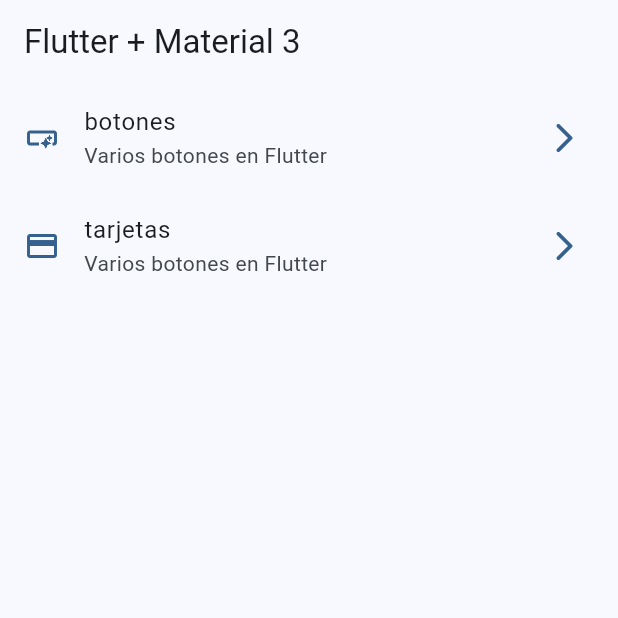
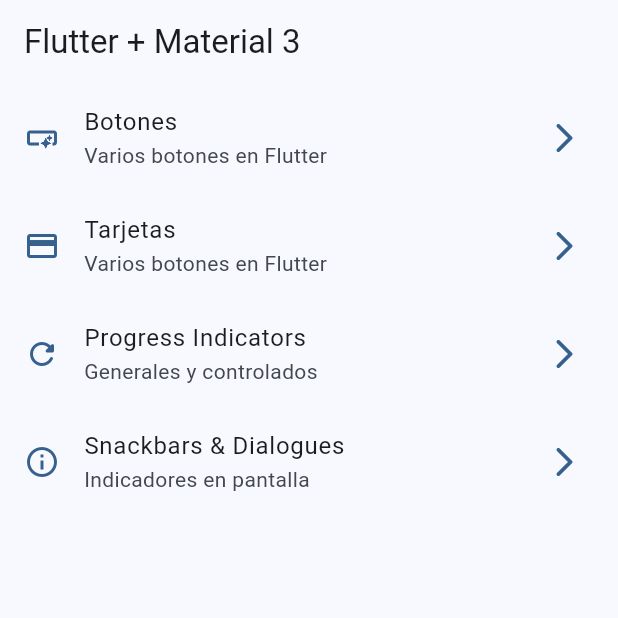
Before and after one commit to masmariuss/widgets_app, a Flutter app: the screen it shows after launch, on a phone screen of 412 x 824 dp, the top half of it. Run offline on Flutter 3.47's test engine with Material 2 defaults, Android fonts, the phone set to English and light mode, and no system bars; our stand-ins replace go_router.

Commit message:
snackbar & dialogues finished

```diff
--- a/lib/config/theme/menu/menu_items.dart
+++ b/lib/config/theme/menu/menu_items.dart
@@ -17,17 +17,31 @@ class MenuItem {
 const appMenuItems = <MenuItem>[
 
   MenuItem(
-    title: 'botones',
+    title: 'Botones',
     subTitle: 'Varios botones en Flutter',
     link: '/buttons',
     icon: Icons.smart_button_outlined
   ),
 
   MenuItem(
-    title: 'tarjetas',
+    title: 'Tarjetas',
     subTitle: 'Varios botones en Flutter',
     link: '/cards',
     icon: Icons.credit_card
   ),
 
+  MenuItem(
+    title: 'Progress Indicators',
+    subTitle: 'Generales y controlados',
+    link: '/progress',
+    icon: Icons.refresh_rounded
+  ),
+
+  MenuItem(
+    title: 'Snackbars & Dialogues',
+    subTitle: 'Indicadores en pantalla',
+    link: '/snackbars',
+    icon: Icons.info_outline
+  ),
+
 ];
--- a/lib/config/theme/router/app_router.dart
+++ b/lib/config/theme/router/app_router.dart
@@ -25,9 +25,20 @@ final GoRouter appRouter = GoRouter(
     GoRoute(
       path: '/cards',
       name: CardsScreen.name,
-      builder: (BuildContext context, GoRouterState state) {
-        return const CardsScreen();
-      }
+      builder: (context, state) => const CardsScreen()
     ),
+
+    GoRoute(
+      path: '/progress',
+      name: ProgressScreen.name,
+      builder: (context, state) => const ProgressScreen()
+    ),
+
+    GoRoute(
+      path: '/snackbars',
+      name: SnackbarScreen.name,
+      builder: (context, state) => const SnackbarScreen()
+    ),
+
   ]
 );
--- a/lib/main.dart
+++ b/lib/main.dart
@@ -12,6 +12,7 @@ class MainApp extends StatelessWidget {
   @override
   Widget build(BuildContext context) {
     return MaterialApp.router(
+      title: 'Flutter Widgets',
       routerConfig: appRouter,
       debugShowCheckedModeBanner: false,
       theme: AppTheme(selectedColor: 0).getTheme(),
```
Also changed, not shown: lib/presentation/screens/snackbar/snackbar_screen.dart (+64 -1 lines).
